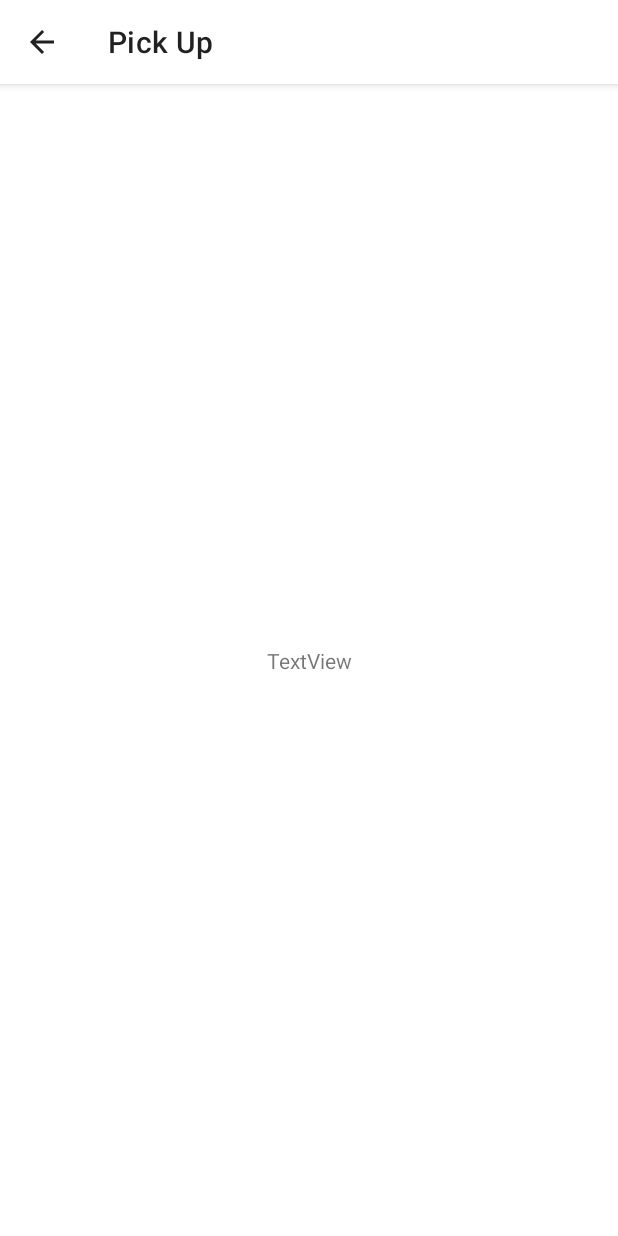
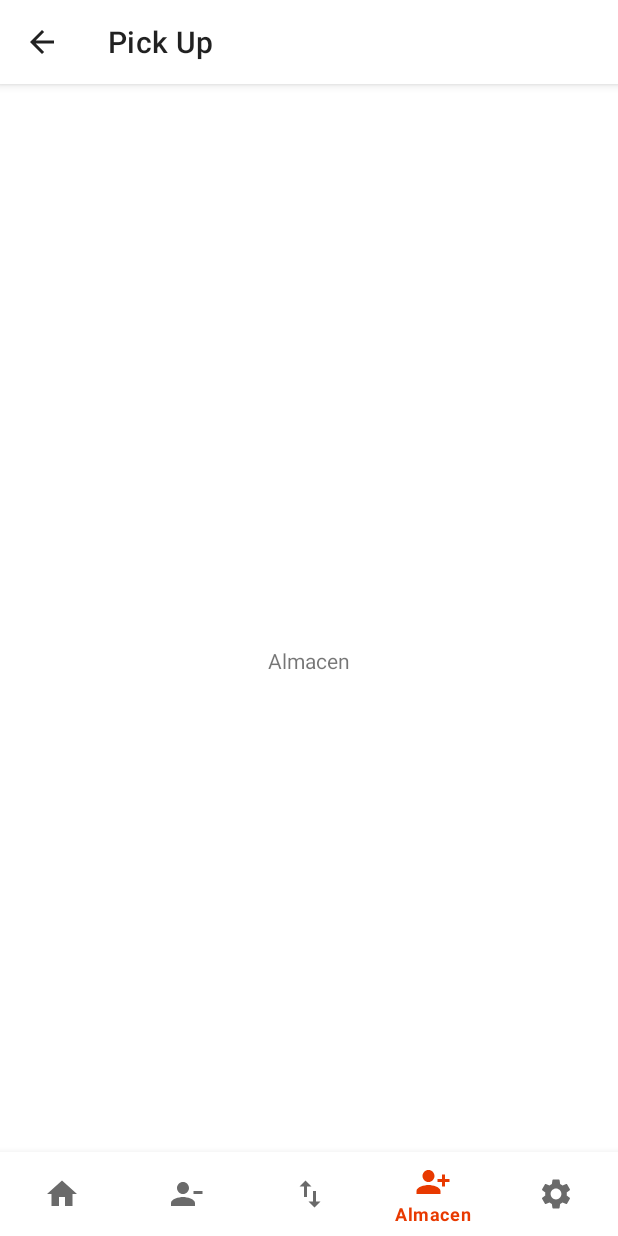
Before and after one commit to edoomm/sistema-picking-app, an Android app: the PickUp screen opened directly, with no data from a screen before it, on a phone screen of 412 x 824 dp. Before the commit the screen is almost empty. Run offline under Robolectric (Android 15) with nearby library versions, the phone set to English and light mode, and no system bars; 1 statement that could not run was skipped.

Commit message:
esquema disenio terminado

```diff
--- /dev/null
+++ b/app/src/main/java/com/example/pickingapp/AlmacenFragment.java
@@ -0,0 +1,17 @@
+package com.example.pickingapp;
+
+import android.os.Bundle;
+import android.view.LayoutInflater;
+import android.view.View;
+import android.view.ViewGroup;
+
+import androidx.annotation.Nullable;
+import androidx.fragment.app.Fragment;
+
+public class AlmacenFragment extends Fragment {
+    @Nullable
+    @Override
+    public View onCreateView(LayoutInflater inflater, @Nullable ViewGroup container, Bundle savedInstanceState) {
+        return inflater.inflate(R.layout.fragment_almacen, container, false);
+    }
+}
--- a/app/src/main/java/com/example/pickingapp/MenuFragment.java
+++ b/app/src/main/java/com/example/pickingapp/MenuFragment.java
@@ -18,11 +18,27 @@ public class MenuFragment extends Fragment {
     @Override
     public View onCreateView(@NonNull LayoutInflater inflater, @Nullable ViewGroup container, @Nullable Bundle savedInstanceState) {
         View view = inflater.inflate(R.layout.fragment_menu, container, false);
-        ImageButton button = (ImageButton) view.findViewById(R.id.btnPickUp);
-        button.setOnClickListener(new View.OnClickListener() {
+
+        // btnPickUp
+        ImageButton btnPickUp = (ImageButton) view.findViewById(R.id.btnPickUp);
+        btnPickUp.setOnClickListener(new View.OnClickListener() {
             @Override
             public void onClick(View v) {
                 Intent intent = new Intent(getActivity(), PickUp.class);
+                intent.putExtra("firstFragment", "PickUpFragment");
+                intent.putExtra("secondFragment", "none");
+                startActivity(intent);
+            }
+        });
+
+        // btnAlmacen
+        ImageButton btnAlmacen = (ImageButton) view.findViewById(R.id.btnAlmacen);
+        btnAlmacen.setOnClickListener(new View.OnClickListener() {
+            @Override
+            public void onClick(View v) {
+                Intent intent = new Intent(getActivity(), PickUp.class);
+                intent.putExtra("firstFragment", "none");
+                intent.putExtra("secondFragment", "AlmacenFragment");
                 startActivity(intent);
             }
         });
--- a/app/src/main/java/com/example/pickingapp/PickUp.java
+++ b/app/src/main/java/com/example/pickingapp/PickUp.java
@@ -1,8 +1,16 @@
 package com.example.pickingapp;
 
+import androidx.annotation.NonNull;
 import androidx.appcompat.app.AppCompatActivity;
+import androidx.fragment.app.Fragment;
 
+import android.content.Intent;
 import android.os.Bundle;
+import android.view.MenuItem;
+import android.widget.FrameLayout;
+import android.widget.Toast;
+
+import com.google.android.material.bottomnavigation.BottomNavigationView;
 
 public class PickUp extends AppCompatActivity {
 
@@ -10,5 +18,60 @@ public class PickUp extends AppCompatActivity {
     protected void onCreate(Bundle savedInstanceState) {
         super.onCreate(savedInstanceState);
         setContentView(R.layout.activity_pick_up);
+
+        BottomNavigationView bottomNavigationView = findViewById(R.id.bottom_navigation_pickup);
+
+        bottomNavigationView.setOnNavigationItemSelectedListener(navListener);
+
+        // Deciding which fragment will show first
+        Fragment firstFragment;
+        Intent intent = getIntent();
+        if (!intent.getStringExtra("firstFragment").equals("none")) {
+            firstFragment = new PickUpFragment();
+            bottomNavigationView.setSelectedItemId(R.id.nav_pickup);
+            // TODO: Cambiar el titulo del actionbar (PickUp)
+        }
+        else {
+            firstFragment = new AlmacenFragment();
+            bottomNavigationView.setSelectedItemId(R.id.nav_almacen);
+            // TODO: Cambiar el titulo del actionbar (Almacen)
+        }
+
+        getSupportFragmentManager().beginTransaction().replace(R.id.fragment_menu_pickup, firstFragment).commit();
     }
+
+    private  BottomNavigationView.OnNavigationItemSelectedListener navListener =
+            new BottomNavigationView.OnNavigationItemSelectedListener() {
+                @Override
+                public boolean onNavigationItemSelected(@NonNull MenuItem item) {
+                    Fragment selectedFragment = null;
+
+                    switch (item.getItemId()) {
+                        case R.id.nav_inicio:
+                            Intent intent = new Intent(getBaseContext(), Menu.class);
+                            startActivity(intent);
+                            return false;
+                        case R.id.nav_pickup:
+                            selectedFragment = new PickUpFragment();
+                            // TODO: Cambiar el titulo del actionbar (PickUp)
+                            break;
+                        case R.id.nav_cambio:
+                            // TODO: Popup - Y cambiar a la modalidad surte almacen
+                            Toast.makeText(getApplicationContext(), "Aca debe ir un popup explicando el surte almacen y cambiando a esa modalidad", Toast.LENGTH_SHORT).show();
+                            return false;
+                        case R.id.nav_almacen:
+                            selectedFragment = new AlmacenFragment();
+                            // TODO: Cambiar el titulo del actionbar (Almacen)
+                            break;
+                        case R.id.nav_config:
+                            // TODO: Popup - Y cambiar a la modalidad surte almacen
+                            Toast.makeText(getApplicationContext(), "Empezar config activity", Toast.LENGTH_SHORT).show();
+                            return false;
+                    }
+
+                    getSupportFragmentManager().beginTransaction().replace(R.id.fragment_menu_pickup, selectedFragment).commit();
+
+                    return true;
+                }
+            };
 }
--- /dev/null
+++ b/app/src/main/java/com/example/pickingapp/PickUpFragment.java
@@ -0,0 +1,17 @@
+package com.example.pickingapp;
+
+import androidx.fragment.app.Fragment;
+import android.os.Bundle;
+import android.view.LayoutInflater;
+import android.view.View;
+import android.view.ViewGroup;
+
+import androidx.annotation.Nullable;
+
+public class PickUpFragment extends Fragment {
+    @Nullable
+    @Override
+    public View onCreateView(LayoutInflater inflater, @Nullable ViewGroup container, Bundle savedInstanceState) {
+        return inflater.inflate(R.layout.fragment_pick_up, container, false);
+    }
+}
--- /dev/null
+++ b/app/src/main/res/color/bottom_nav_color.xml
@@ -0,0 +1,5 @@
+<?xml version="1.0" encoding="utf-8"?>
+<selector xmlns:android="http://schemas.android.com/apk/res/android">
+    <item android:state_checked="true" android:color="@color/colorAccent" />
+    <item android:state_checked="false" android:color="#95000000" />
+</selector>
--- /dev/null
+++ b/app/src/main/res/drawable/ic_baseline_home_24.xml
@@ -0,0 +1,10 @@
+<vector xmlns:android="http://schemas.android.com/apk/res/android"
+    android:width="24dp"
+    android:height="24dp"
+    android:viewportWidth="24"
+    android:viewportHeight="24"
+    android:tint="?attr/colorControlNormal">
+  <path
+      android:fillColor="@android:color/white"
+      android:pathData="M10,20v-6h4v6h5v-8h3L12,3 2,12h3v8z"/>
+</vector>
--- /dev/null
+++ b/app/src/main/res/drawable/ic_baseline_person_add_alt_1_24.xml
@@ -0,0 +1,10 @@
+<vector xmlns:android="http://schemas.android.com/apk/res/android"
+    android:width="24dp"
+    android:height="24dp"
+    android:viewportWidth="24"
+    android:viewportHeight="24"
+    android:tint="?attr/colorControlNormal">
+  <path
+      android:fillColor="@android:color/white"
+      android:pathData="M13,8c0,-2.21 -1.79,-4 -4,-4S5,5.79 5,8s1.79,4 4,4S13,10.21 13,8zM15,10v2h3v3h2v-3h3v-2h-3V7h-2v3H15zM1,18v2h16v-2c0,-2.66 -5.33,-4 -8,-4S1,15.34 1,18z"/>
+</vector>
--- /dev/null
+++ b/app/src/main/res/drawable/ic_baseline_person_remove_24.xml
@@ -0,0 +1,10 @@
+<vector xmlns:android="http://schemas.android.com/apk/res/android"
+    android:width="24dp"
+    android:height="24dp"
+    android:viewportWidth="24"
+    android:viewportHeight="24"
+    android:tint="?attr/colorControlNormal">
+  <path
+      android:fillColor="@android:color/white"
+      android:pathData="M14,8c0,-2.21 -1.79,-4 -4,-4S6,5.79 6,8s1.79,4 4,4S14,10.21 14,8zM17,10v2h6v-2H17zM2,18v2h16v-2c0,-2.66 -5.33,-4 -8,-4S2,15.34 2,18z"/>
+</vector>
--- /dev/null
+++ b/app/src/main/res/drawable/ic_baseline_settings_24.xml
@@ -0,0 +1,10 @@
+<vector xmlns:android="http://schemas.android.com/apk/res/android"
+    android:width="24dp"
+    android:height="24dp"
+    android:viewportWidth="24"
+    android:viewportHeight="24"
+    android:tint="?attr/colorControlNormal">
+  <path
+      android:fillColor="@android:color/white"
+      android:pathData="M19.14,12.94c0.04,-0.3 0.06,-0.61 0.06,-0.94c0,-0.32 -0.02,-0.64 -0.07,-0.94l2.03,-1.58c0.18,-0.14 0.23,-0.41 0.12,-0.61l-1.92,-3.32c-0.12,-0.22 -0.37,-0.29 -0.59,-0.22l-2.39,0.96c-0.5,-0.38 -1.03,-0.7 -1.62,-0.94L14.4,2.81c-0.04,-0.24 -0.24,-0.41 -0.48,-0.41h-3.84c-0.24,0 -0.43,0.17 -0.47,0.41L9.25,5.35C8.66,5.59 8.12,5.92 7.63,6.29L5.24,5.33c-0.22,-0.08 -0.47,0 -0.59,0.22L2.74,8.87C2.62,9.08 2.66,9.34 2.86,9.48l2.03,1.58C4.84,11.36 4.8,11.69 4.8,12s0.02,0.64 0.07,0.94l-2.03,1.58c-0.18,0.14 -0.23,0.41 -0.12,0.61l1.92,3.32c0.12,0.22 0.37,0.29 0.59,0.22l2.39,-0.96c0.5,0.38 1.03,0.7 1.62,0.94l0.36,2.54c0.05,0.24 0.24,0.41 0.48,0.41h3.84c0.24,0 0.44,-0.17 0.47,-0.41l0.36,-2.54c0.59,-0.24 1.13,-0.56 1.62,-0.94l2.39,0.96c0.22,0.08 0.47,0 0.59,-0.22l1.92,-3.32c0.12,-0.22 0.07,-0.47 -0.12,-0.61L19.14,12.94zM12,15.6c-1.98,0 -3.6,-1.62 -3.6,-3.6s1.62,-3.6 3.6,-3.6s3.6,1.62 3.6,3.6S13.98,15.6 12,15.6z"/>
+</vector>
--- /dev/null
+++ b/app/src/main/res/drawable/ic_baseline_swap_vert_24.xml
@@ -0,0 +1,10 @@
+<vector xmlns:android="http://schemas.android.com/apk/res/android"
+    android:width="24dp"
+    android:height="24dp"
+    android:viewportWidth="24"
+    android:viewportHeight="24"
+    android:tint="?attr/colorControlNormal">
+  <path
+      android:fillColor="@android:color/white"
+      android:pathData="M16,17.01V10h-2v7.01h-3L15,21l4,-3.99h-3zM9,3L5,6.99h3V14h2V6.99h3L9,3z"/>
+</vector>
--- a/app/src/main/res/layout/activity_menu.xml
+++ b/app/src/main/res/layout/activity_menu.xml
@@ -16,9 +16,9 @@
         android:layout_width="match_parent"
         android:layout_height="wrap_content"
         android:layout_alignParentBottom="true"
-        app:menu="@menu/bottom_navigation_main"
         app:itemIconTint="@color/colorAccent"
         app:itemTextColor="@color/colorAccent"
-        android:background="?android:windowBackground"/>
+        app:menu="@menu/bottom_navigation_main"
+        android:background="?android:attr/windowBackground"/>
 
 </RelativeLayout>
--- a/app/src/main/res/layout/activity_pick_up.xml
+++ b/app/src/main/res/layout/activity_pick_up.xml
@@ -1,18 +1,23 @@
 <?xml version="1.0" encoding="utf-8"?>
-<androidx.constraintlayout.widget.ConstraintLayout xmlns:android="http://schemas.android.com/apk/res/android"
+<RelativeLayout xmlns:android="http://schemas.android.com/apk/res/android"
     xmlns:app="http://schemas.android.com/apk/res-auto"
     xmlns:tools="http://schemas.android.com/tools"
     android:layout_width="match_parent"
     android:layout_height="match_parent"
     tools:context=".PickUp">
 
-    <TextView
-        android:id="@+id/textView"
-        android:layout_width="wrap_content"
+    <FrameLayout
+        android:id="@+id/fragment_menu_pickup"
+        android:layout_width="match_parent"
+        android:layout_height="match_parent" />
+
+    <com.google.android.material.bottomnavigation.BottomNavigationView
+        android:id="@+id/bottom_navigation_pickup"
+        android:layout_width="match_parent"
         android:layout_height="wrap_content"
-        android:text="TextView"
-        app:layout_constraintBottom_toBottomOf="parent"
-        app:layout_constraintEnd_toEndOf="parent"
-        app:layout_constraintStart_toStartOf="parent"
-        app:layout_constraintTop_toTopOf="parent" />
-</androidx.constraintlayout.widget.ConstraintLayout>
+        android:layout_alignParentBottom="true"
+        app:menu="@menu/bottom_navigation_pickup"
+        app:itemTextColor="@color/bottom_nav_color"
+        app:itemIconTint="@color/bottom_nav_color"
+        android:background="?android:windowBackground"/>
+</RelativeLayout>
--- /dev/null
+++ b/app/src/main/res/layout/fragment_almacen.xml
@@ -0,0 +1,18 @@
+<?xml version="1.0" encoding="utf-8"?>
+<androidx.constraintlayout.widget.ConstraintLayout
+    xmlns:android="http://schemas.android.com/apk/res/android"
+    xmlns:app="http://schemas.android.com/apk/res-auto"
+    xmlns:tools="http://schemas.android.com/tools"
+    android:layout_width="match_parent"
+    android:layout_height="match_parent">
+
+    <TextView
+        android:id="@+id/textView"
+        android:layout_width="wrap_content"
+        android:layout_height="wrap_content"
+        android:text="Almacen"
+        app:layout_constraintBottom_toBottomOf="parent"
+        app:layout_constraintEnd_toEndOf="parent"
+        app:layout_constraintStart_toStartOf="parent"
+        app:layout_constraintTop_toTopOf="parent" />
+</androidx.constraintlayout.widget.ConstraintLayout>
--- a/app/src/main/res/layout/fragment_menu.xml
+++ b/app/src/main/res/layout/fragment_menu.xml
@@ -55,7 +55,7 @@
         app:layout_constraintHorizontal_bias="0.503"
         app:layout_constraintStart_toStartOf="parent"
         app:layout_constraintTop_toBottomOf="@+id/btnPickUp"
-        app:layout_constraintVertical_bias="0.0"
+        app:layout_constraintVertical_bias="0.026"
         app:srcCompat="@drawable/almacen" />
 
     <ImageButton
--- /dev/null
+++ b/app/src/main/res/layout/fragment_pick_up.xml
@@ -0,0 +1,18 @@
+<?xml version="1.0" encoding="utf-8"?>
+<androidx.constraintlayout.widget.ConstraintLayout
+    xmlns:android="http://schemas.android.com/apk/res/android"
+    xmlns:app="http://schemas.android.com/apk/res-auto"
+    xmlns:tools="http://schemas.android.com/tools"
+    android:layout_width="match_parent"
+    android:layout_height="match_parent">
+
+    <TextView
+        android:id="@+id/textView"
+        android:layout_width="wrap_content"
+        android:layout_height="wrap_content"
+        android:text="Pick Up"
+        app:layout_constraintBottom_toBottomOf="parent"
+        app:layout_constraintEnd_toEndOf="parent"
+        app:layout_constraintStart_toStartOf="parent"
+        app:layout_constraintTop_toTopOf="parent" />
+</androidx.constraintlayout.widget.ConstraintLayout>
--- /dev/null
+++ b/app/src/main/res/menu/bottom_navigation_pickup.xml
@@ -0,0 +1,26 @@
+<?xml version="1.0" encoding="utf-8"?>
+<menu xmlns:android="http://schemas.android.com/apk/res/android">
+
+    <item
+        android:id="@+id/nav_inicio"
+        android:icon="@drawable/ic_baseline_home_24"
+        android:title="Inicio"/>
+    <item
+        android:id="@+id/nav_pickup"
+        android:icon="@drawable/ic_baseline_person_remove_24"
+        android:title="Pick Up"/>
+    <item
+        android:id="@+id/nav_cambio"
+        android:icon="@drawable/ic_baseline_swap_vert_24"
+        android:title="Cambiar"/>
+    <item
+        android:id="@+id/nav_almacen"
+        android:icon="@drawable/ic_baseline_person_add_alt_1_24"
+        android:title="Almacen"/>
+    <item
+        android:id="@+id/nav_config"
+        android:icon="@drawable/ic_baseline_settings_24"
+        android:title="Ajustes"/>
+
+
+</menu>
```
